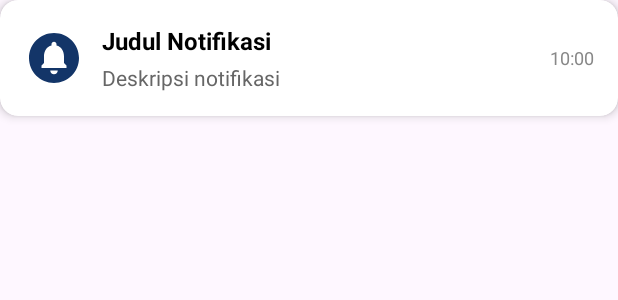
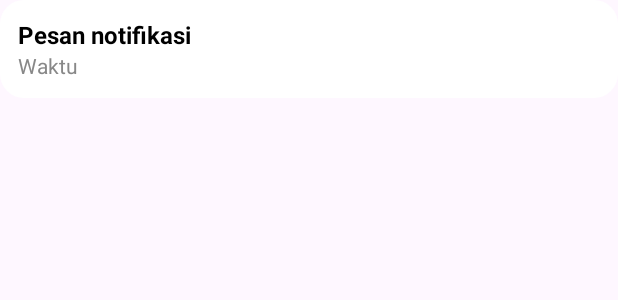
Before and after one commit to SimaSabrina30/SmartAkuarium, an Android app: the layout item_notifikasi.xml on its own in the app's theme, with its tools: preview values and no code run, on a phone screen of 412 x 824 dp. Shown: the top 300 px of the screen. Run offline under Robolectric (Android 15) with nearby library versions, the phone set to English and light mode, and no system bars.

Commit message:
memperbarui histori notifikasi

```diff
--- a/app/src/main/res/layout/item_notifikasi.xml
+++ b/app/src/main/res/layout/item_notifikasi.xml
@@ -1,62 +1,26 @@
 <?xml version="1.0" encoding="utf-8"?>
-<androidx.cardview.widget.CardView xmlns:android="http://schemas.android.com/apk/res/android"
-    xmlns:app="http://schemas.android.com/apk/res-auto"
+<LinearLayout xmlns:android="http://schemas.android.com/apk/res/android"
     android:layout_width="match_parent"
     android:layout_height="wrap_content"
-    android:layout_marginBottom="8dp"
-    app:cardCornerRadius="12dp"
-    app:cardElevation="4dp">
-
-    <LinearLayout
-        android:layout_width="match_parent"
-        android:layout_height="wrap_content"
-        android:orientation="horizontal"
-        android:padding="16dp"
-        android:gravity="center_vertical">
-
-        <!-- Icon Notifikasi -->
-        <ImageView
-            android:id="@+id/img_icon"
-            android:layout_width="40dp"
-            android:layout_height="40dp"
-            android:src="@drawable/notifikasi"
-            android:contentDescription="Icon Notifikasi"
-            android:layout_marginEnd="12dp"
-            app:tint="#133568" />
-
-        <!-- Detail Notifikasi -->
-        <LinearLayout
-            android:layout_width="0dp"
-            android:layout_height="wrap_content"
     android:orientation="vertical"
-            android:layout_weight="1">
+    android:background="@drawable/backgroundputih"
+    android:padding="12dp"
+    android:layout_marginBottom="8dp">
 
     <TextView
-                android:id="@+id/tv_notif_title"
+        android:id="@+id/tvPesan"
         android:layout_width="wrap_content"
         android:layout_height="wrap_content"
-                android:text="Judul Notifikasi"
-                android:textStyle="bold"
+        android:text="Pesan notifikasi"
+        android:textColor="#000000"
         android:textSize="16sp"
-                android:textColor="#000000" />
+        android:textStyle="bold" />
 
     <TextView
-                android:id="@+id/tv_notif_desc"
+        android:id="@+id/tvWaktu"
         android:layout_width="wrap_content"
         android:layout_height="wrap_content"
-                android:text="Deskripsi notifikasi"
-                android:textSize="14sp"
-                android:textColor="#666666"
-                android:layout_marginTop="4dp" />
+        android:text="Waktu"
+        android:textColor="#888888"
+        android:textSize="14sp" />
 </LinearLayout>
-
-        <!-- Waktu Notifikasi -->
-        <TextView
-            android:id="@+id/tv_notif_time"
-            android:layout_width="wrap_content"
-            android:layout_height="wrap_content"
-            android:text="10:00"
-            android:textSize="12sp"
-            android:textColor="#888888" />
-    </LinearLayout>
-</androidx.cardview.widget.CardView>
```
Also changed, not shown: app/src/main/AndroidManifest.xml (+10 -11 lines), app/src/main/java/com/sima/smartakuarium/AlarmReceiver.java (+26 -17 lines), app/src/main/java/com/sima/smartakuarium/notifikasi.java (+54 -6 lines), app/src/main/res/layout/activity_detailakuarium.xml (+34 -21 lines). Lines whose indentation alone changed are shown as unchanged.
